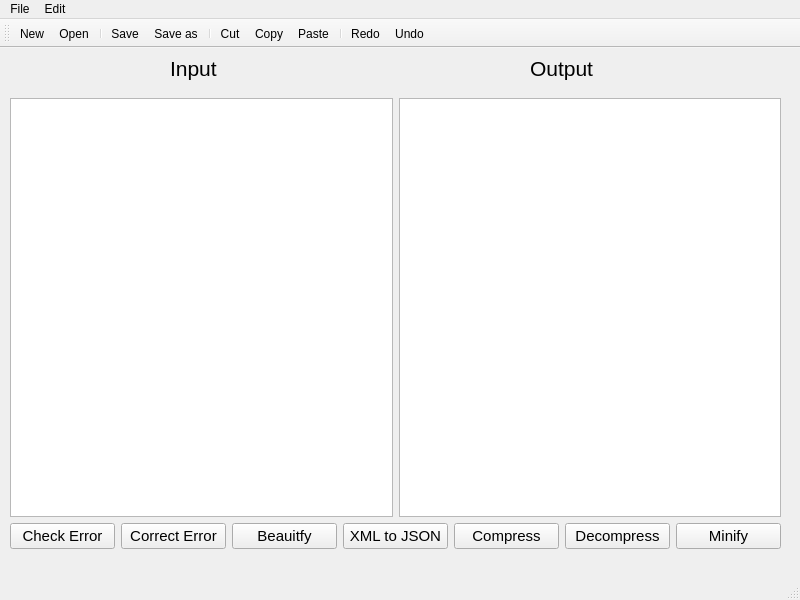
Before: the Qt Designer form mainwindow.ui in Ahmedkhalifa1999/CSE331-XML-Project, drawn with Qt 5.
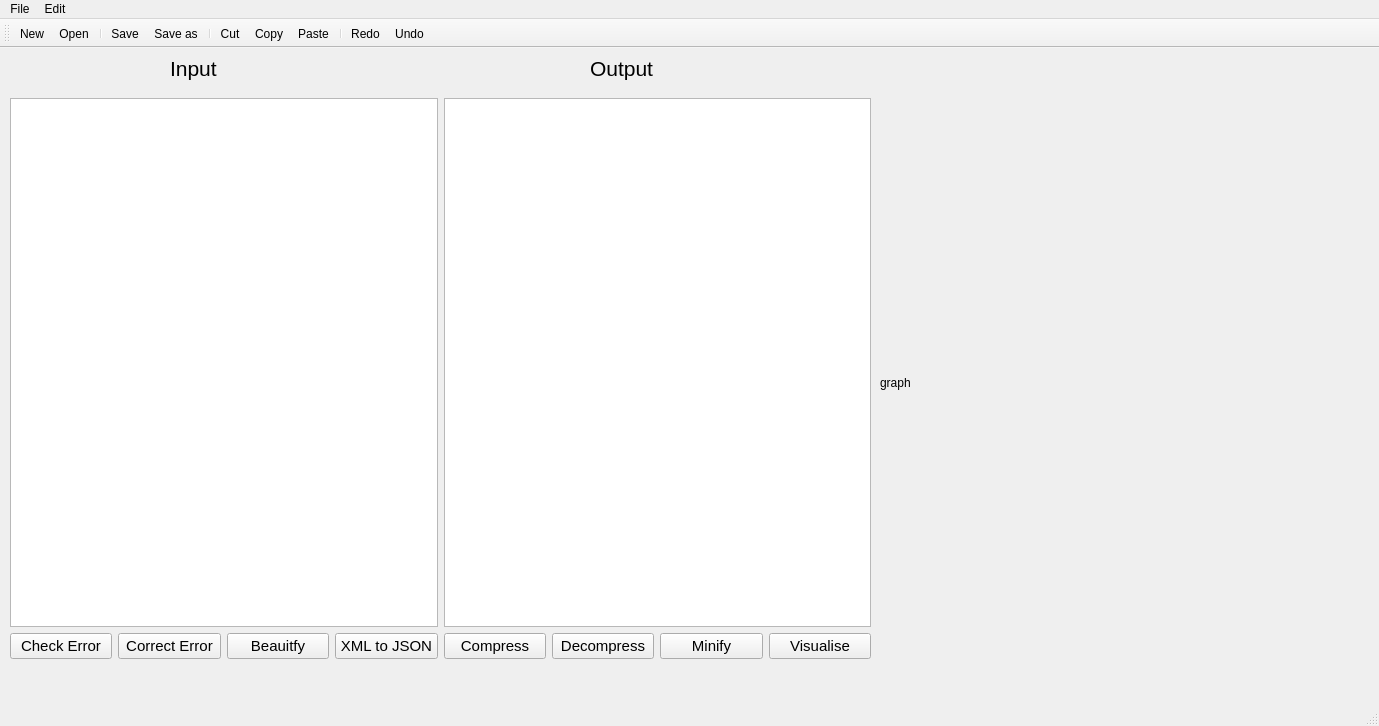
After: the same form once the commit is applied. Icons and pictures are not drawn.

Commit message: graph visualisation

Diff of the .ui file:
```diff
--- a/mainwindow.ui
+++ b/mainwindow.ui
@@ -6,8 +6,8 @@
    <rect>
     <x>0</x>
     <y>0</y>
-    <width>800</width>
-    <height>600</height>
+    <width>1379</width>
+    <height>726</height>
    </rect>
   </property>
   <property name="windowTitle">
@@ -19,8 +19,8 @@
      <rect>
       <x>10</x>
       <y>50</y>
-      <width>771</width>
-      <height>451</height>
+      <width>861</width>
+      <height>561</height>
      </rect>
     </property>
     <layout class="QVBoxLayout" name="verticalLayout">
@@ -120,6 +120,18 @@
          </property>
         </widget>
        </item>
+       <item>
+        <widget class="QPushButton" name="visGraph">
+         <property name="font">
+          <font>
+           <pointsize>11</pointsize>
+          </font>
+         </property>
+         <property name="text">
+          <string>Visualise</string>
+         </property>
+        </widget>
+       </item>
       </layout>
      </item>
     </layout>
@@ -145,7 +157,7 @@
    <widget class="QLabel" name="label_2">
     <property name="geometry">
      <rect>
-      <x>530</x>
+      <x>590</x>
       <y>0</y>
       <width>91</width>
       <height>41</height>
@@ -160,13 +172,26 @@
      <string>Output</string>
     </property>
    </widget>
+   <widget class="QLabel" name="graph">
+    <property name="geometry">
+     <rect>
+      <x>880</x>
+      <y>59</y>
+      <width>471</width>
+      <height>551</height>
+     </rect>
+    </property>
+    <property name="text">
+     <string>graph</string>
+    </property>
+   </widget>
   </widget>
   <widget class="QMenuBar" name="menubar">
    <property name="geometry">
     <rect>
      <x>0</x>
      <y>0</y>
-     <width>800</width>
+     <width>1379</width>
      <height>26</height>
     </rect>
    </property>
```
The commit also changes 6 other files.
